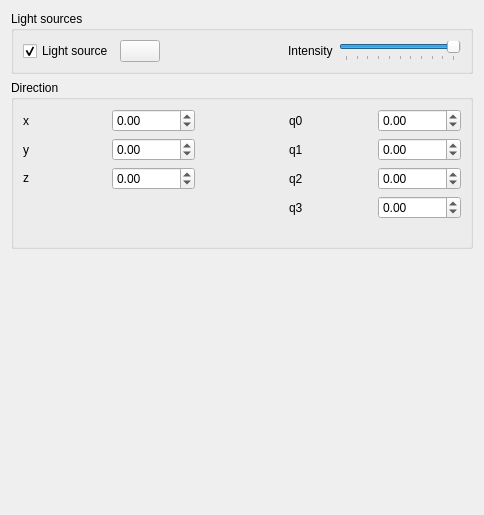
Above: src/Gui/PreferencePages/DlgSettingsLightSources.ui from southseact-3d/fcd before the change. Below: the same form after it.
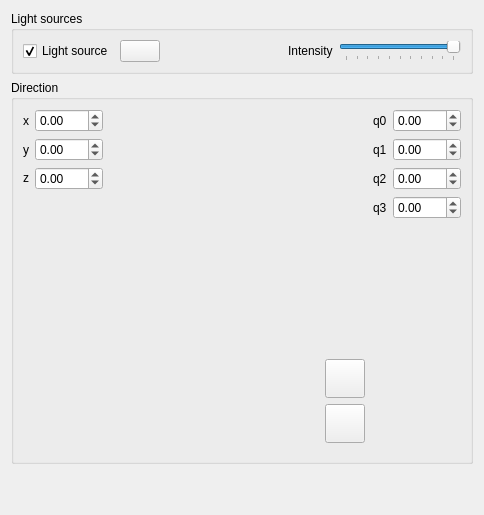
That is the form after the change. Icons and pictures are not drawn. Custom widgets are drawn as their Qt base class.

Commit message: [GUI] Enable sort of zoom in Light Sources dialog

Diff of the .ui file:
```diff
--- a/src/Gui/PreferencePages/DlgSettingsLightSources.ui
+++ b/src/Gui/PreferencePages/DlgSettingsLightSources.ui
@@ -14,18 +14,245 @@
    <string>Light Sources</string>
   </property>
   <layout class="QGridLayout" name="gridLayout_2">
-   <item row="4" column="0">
-    <spacer name="verticalSpacer">
-     <property name="orientation">
-      <enum>Qt::Vertical</enum>
+   <item row="1" column="0" rowspan="2">
+    <widget class="QGroupBox" name="groupBoxDirection">
+     <property name="sizePolicy">
+      <sizepolicy hsizetype="Preferred" vsizetype="MinimumExpanding">
+       <horstretch>0</horstretch>
+       <verstretch>2</verstretch>
+      </sizepolicy>
      </property>
-     <property name="sizeHint" stdset="0">
-      <size>
-       <width>428</width>
-       <height>376</height>
-      </size>
+     <property name="toolTip">
+      <string>Adjust the orientation of the directional light source by dragging the handle with the mouse or use the spin boxes for fine tuning.</string>
      </property>
-    </spacer>
+     <property name="title">
+      <string>Direction</string>
+     </property>
+     <layout class="QGridLayout" name="gridLayout_3">
+      <item row="2" column="1">
+       <widget class="QDoubleSpinBox" name="z_spnBox">
+        <property name="minimum">
+         <double>-100.000000000000000</double>
+        </property>
+        <property name="singleStep">
+         <double>0.100000000000000</double>
+        </property>
+       </widget>
+      </item>
+      <item row="1" column="1">
+       <widget class="QDoubleSpinBox" name="y_spnBox">
+        <property name="minimum">
+         <double>-100.000000000000000</double>
+        </property>
+        <property name="singleStep">
+         <double>0.100000000000000</double>
+        </property>
+       </widget>
+      </item>
+      <item row="2" column="0">
+       <widget class="QLabel" name="z_label">
+        <property name="text">
+         <string>&lt;html&gt;&lt;head/&gt;&lt;body&gt;&lt;p&gt;z&lt;/p&gt;&lt;/body&gt;&lt;/html&gt;</string>
+        </property>
+       </widget>
+      </item>
+      <item row="0" column="0">
+       <widget class="QLabel" name="x_label">
+        <property name="text">
+         <string>x</string>
+        </property>
+       </widget>
+      </item>
+      <item row="1" column="4">
+       <widget class="QDoubleSpinBox" name="q1_spnBox">
+        <property name="decimals">
+         <number>2</number>
+        </property>
+        <property name="minimum">
+         <double>-100.000000000000000</double>
+        </property>
+        <property name="singleStep">
+         <double>0.100000000000000</double>
+        </property>
+       </widget>
+      </item>
+      <item row="2" column="4">
+       <widget class="QDoubleSpinBox" name="q2_spnBox">
+        <property name="decimals">
+         <number>2</number>
+        </property>
+        <property name="minimum">
+         <double>-100.000000000000000</double>
+        </property>
+        <property name="singleStep">
+         <double>0.100000000000000</double>
+        </property>
+       </widget>
+      </item>
+      <item row="0" column="4">
+       <widget class="QDoubleSpinBox" name="q0_spnBox">
+        <property name="decimals">
+         <number>2</number>
+        </property>
+        <property name="minimum">
+         <double>-100.000000000000000</double>
+        </property>
+        <property name="singleStep">
+         <double>0.100000000000000</double>
+        </property>
+       </widget>
+      </item>
+      <item row="1" column="0">
+       <widget class="QLabel" name="y_label">
+        <property name="text">
+         <string>y</string>
+        </property>
+       </widget>
+      </item>
+      <item row="2" column="3">
+       <widget class="QLabel" name="q2_label">
+        <property name="text">
+         <string>q2</string>
+        </property>
+       </widget>
+      </item>
+      <item row="0" column="3">
+       <widget class="QLabel" name="q0_label">
+        <property name="text">
+         <string>q0</string>
+        </property>
+       </widget>
+      </item>
+      <item row="3" column="4">
+       <widget class="QDoubleSpinBox" name="q3_spnBox">
+        <property name="decimals">
+         <number>2</number>
+        </property>
+        <property name="minimum">
+         <double>-100.000000000000000</double>
+        </property>
+        <property name="singleStep">
+         <double>0.100000000000000</double>
+        </property>
+       </widget>
+      </item>
+      <item row="1" column="3">
+       <widget class="QLabel" name="q1_label">
+        <property name="text">
+         <string>q1</string>
+        </property>
+       </widget>
+      </item>
+      <item row="3" column="3">
+       <widget class="QLabel" name="q3_label">
+        <property name="text">
+         <string>q3</string>
+        </property>
+       </widget>
+      </item>
+      <item row="0" column="1">
+       <widget class="QDoubleSpinBox" name="x_spnBox">
+        <property name="minimum">
+         <double>-100.000000000000000</double>
+        </property>
+        <property name="singleStep">
+         <double>0.100000000000000</double>
+        </property>
+       </widget>
+      </item>
+      <item row="0" column="2" rowspan="5">
+       <widget class="Gui::View3DInventorViewer" name="viewer" native="true">
+        <property name="sizePolicy">
+         <sizepolicy hsizetype="Expanding" vsizetype="Expanding">
+          <horstretch>0</horstretch>
+          <verstretch>0</verstretch>
+         </sizepolicy>
+        </property>
+        <property name="focusPolicy">
+         <enum>Qt::NoFocus</enum>
+        </property>
+        <layout class="QHBoxLayout" name="horizontalLayout">
+         <property name="leftMargin">
+          <number>2</number>
+         </property>
+         <property name="rightMargin">
+          <number>2</number>
+         </property>
+         <item>
+          <spacer name="horizontalSpacer">
+           <property name="orientation">
+            <enum>Qt::Horizontal</enum>
+           </property>
+           <property name="sizeHint" stdset="0">
+            <size>
+             <width>0</width>
+             <height>0</height>
+            </size>
+           </property>
+          </spacer>
+         </item>
+         <item>
+          <layout class="QVBoxLayout" name="verticalLayout">
+           <item>
+            <spacer name="verticalSpacer">
+             <property name="orientation">
+              <enum>Qt::Vertical</enum>
+             </property>
+             <property name="sizeHint" stdset="0">
+              <size>
+               <width>0</width>
+               <height>0</height>
+              </size>
+             </property>
+            </spacer>
+           </item>
+           <item>
+            <widget class="QToolButton" name="pushInTB">
+             <property name="focusPolicy">
+              <enum>Qt::NoFocus</enum>
+             </property>
+             <property name="toolTip">
+              <string>Push In</string>
+             </property>
+             <property name="icon">
+              <iconset resource="../Icons/resource.qrc">
+               <normaloff>:/icons/FreeCAD-default/scalable/zoom-in.svg</normaloff>:/icons/FreeCAD-default/scalable/zoom-in.svg</iconset>
+             </property>
+             <property name="iconSize">
+              <size>
+               <width>32</width>
+               <height>32</height>
+              </size>
+             </property>
+            </widget>
+           </item>
+           <item>
+            <widget class="QToolButton" name="pullOutTB">
+             <property name="focusPolicy">
+              <enum>Qt::NoFocus</enum>
+             </property>
+             <property name="toolTip">
+              <string>Pull Out</string>
+             </property>
+             <property name="icon">
+              <iconset resource="../Icons/resource.qrc">
+               <normaloff>:/icons/FreeCAD-default/scalable/zoom-out.svg</normaloff>:/icons/FreeCAD-default/scalable/zoom-out.svg</iconset>
+             </property>
+             <property name="iconSize">
+              <size>
+               <width>32</width>
+               <height>32</height>
+              </size>
+             </property>
+            </widget>
+           </item>
+          </layout>
+         </item>
+        </layout>
+       </widget>
+      </item>
+     </layout>
+    </widget>
    </item>
    <item row="0" column="0">
     <widget class="QGroupBox" name="groupBox">
@@ -114,155 +341,18 @@
      </layout>
     </widget>
    </item>
-   <item row="1" column="0">
-    <widget class="QGroupBox" name="groupBoxDirection">
-     <property name="toolTip">
-      <string>Adjust the orientation of the directional light source by dragging the handle with the mouse or use the spin boxes for fine tuning.</string>
+   <item row="3" column="0">
+    <spacer name="bottomSpacer">
+     <property name="orientation">
+      <enum>Qt::Vertical</enum>
      </property>
-     <property name="title">
-      <string>Direction</string>
+     <property name="sizeHint" stdset="0">
+      <size>
+       <width>20</width>
+       <height>40</height>
+      </size>
      </property>
-     <layout class="QGridLayout" name="gridLayout_3">
-      <item row="0" column="2" rowspan="7">
-       <widget class="Gui::View3DInventorViewer" name="viewer" native="true">
-       <property name="focusPolicy">
-        <enum>Qt::NoFocus</enum>
-       </property>
-       </widget>
-      </item>
-      <item row="2" column="1">
-       <widget class="QDoubleSpinBox" name="z_spnBox">
-        <property name="minimum">
-         <double>-100.000000000000000</double>
-        </property>
-        <property name="singleStep">
-         <double>0.100000000000000</double>
-        </property>
-       </widget>
-      </item>
-      <item row="0" column="4">
-       <widget class="QDoubleSpinBox" name="q0_spnBox">
-        <property name="decimals">
-         <number>2</number>
-        </property>
-        <property name="minimum">
-         <double>-100.000000000000000</double>
-        </property>
-        <property name="singleStep">
-         <double>0.100000000000000</double>
-        </property>
-       </widget>
-      </item>
-      <item row="1" column="3">
-       <widget class="QLabel" name="q1_label">
-        <property name="text">
-         <string>q1</string>
-        </property>
-       </widget>
-      </item>
-      <item row="1" column="4">
-       <widget class="QDoubleSpinBox" name="q1_spnBox">
-        <property name="decimals">
-         <number>2</number>
-        </property>
-        <property name="minimum">
-         <double>-100.000000000000000</double>
-        </property>
-        <property name="singleStep">
-         <double>0.100000000000000</double>
-        </property>
-       </widget>
-      </item>
-      <item row="2" column="0">
-       <widget class="QLabel" name="z_label">
-        <property name="text">
-         <string>&lt;html&gt;&lt;head/&gt;&lt;body&gt;&lt;p&gt;z&lt;/p&gt;&lt;/body&gt;&lt;/html&gt;</string>
-        </property>
-       </widget>
-      </item>
-      <item row="2" column="3">
-       <widget class="QLabel" name="q2_label">
-        <property name="text">
-         <string>q2</string>
-        </property>
-       </widget>
-      </item>
-      <item row="3" column="3">
-       <widget class="QLabel" name="q3_label">
-        <property name="text">
-         <string>q3</string>
-        </property>
-       </widget>
-      </item>
-      <item row="0" column="1">
-       <widget class="QDoubleSpinBox" name="x_spnBox">
-        <property name="minimum">
-         <double>-100.000000000000000</double>
-        </property>
-        <property name="singleStep">
-         <double>0.100000000000000</double>
-        </property>
-       </widget>
-      </item>
-      <item row="1" column="0">
-       <widget class="QLabel" name="y_label">
-        <property name="text">
-         <string>y</string>
-        </property>
-       </widget>
-      </item>
-      <item row="2" column="4">
-       <widget class="QDoubleSpinBox" name="q2_spnBox">
-        <property name="decimals">
-         <number>2</number>
-        </property>
-        <property name="minimum">
-         <double>-100.000000000000000</double>
-        </property>
-        <property name="singleStep">
-         <double>0.100000000000000</double>
-        </property>
-       </widget>
-      </item>
-      <item row="3" column="4">
-       <widget class="QDoubleSpinBox" name="q3_spnBox">
-        <property name="decimals">
-         <number>2</number>
-        </property>
-        <property name="minimum">
-         <double>-100.000000000000000</double>
-        </property>
-        <property name="singleStep">
-         <double>0.100000000000000</double>
-        </property>
-       </widget>
-      </item>
-      <item row="1" column="1">
-       <widget class="QDoubleSpinBox" name="y_spnBox">
-        <property name="minimum">
-         <double>-100.000000000000000</double>
-        </property>
-        <property name="singleStep">
-         <double>0.100000000000000</double>
-        </property>
-       </widget>
-      </item>
-      <item row="0" column="3">
-       <widget class="QLabel" name="q0_label">
-        <property name="text">
-         <string>q0</string>
-        </property>
-       </widget>
-      </item>
-      <item row="0" column="0">
-       <widget class="QLabel" name="x_label">
-        <property name="text">
-         <string>x</string>
-        </property>
-       </widget>
-      </item>
-     </layout>
-    </widget>
+    </spacer>
    </item>
   </layout>
  </widget>
```
Left out of the diff: 38 changed lines with no effect on the pictures. The commit also changes 2 other files.
